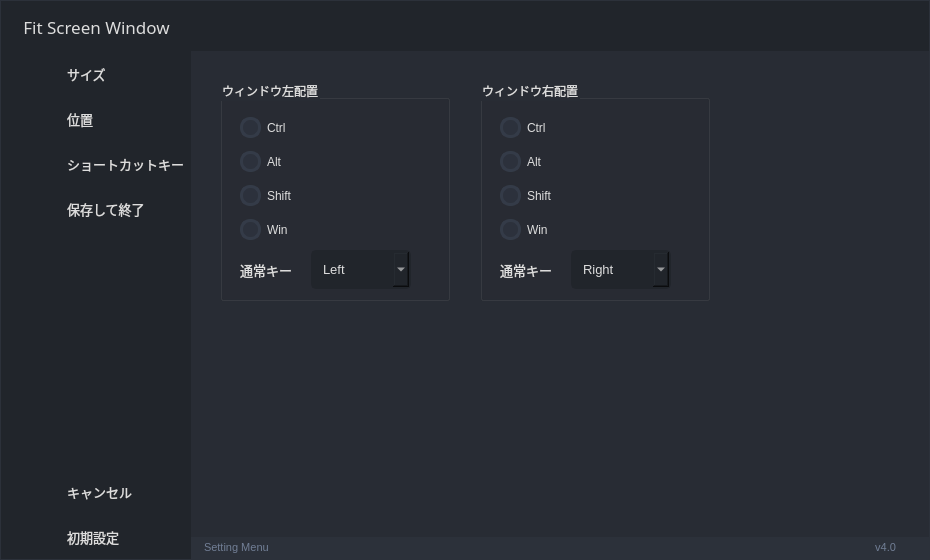
Before: the Qt Designer form app/src/gui/configgui.ui in Kawaichi0228/FitScreenWindow, drawn with Qt 5.
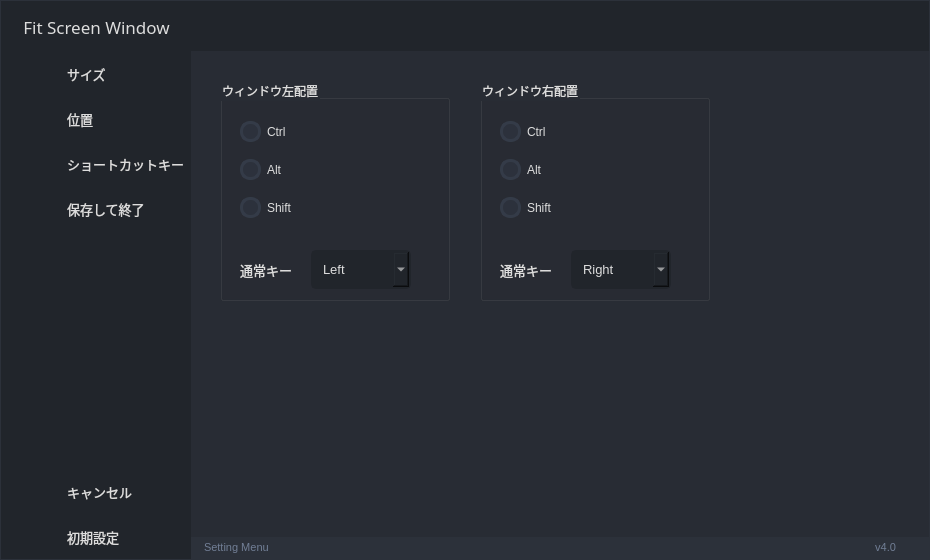
After: the same form once the commit is applied. The open tabs and pages were chosen to show the change. Icons and pictures are not drawn.

The edit to the form file:
```diff
--- a/app/src/gui/configgui.ui
+++ b/app/src/gui/configgui.ui
@@ -32,7 +32,6 @@
     <font>
      <family>Segoe UI</family>
      <pointsize>10</pointsize>
-     <weight>50</weight>
      <italic>false</italic>
      <bold>false</bold>
     </font>
@@ -1629,7 +1628,7 @@
                        <x>20</x>
                        <y>30</y>
                        <width>171</width>
-                       <height>141</height>
+                       <height>121</height>
                       </rect>
                      </property>
                      <layout class="QVBoxLayout" name="verticalLayout">
@@ -1672,19 +1671,6 @@
                         </property>
                        </widget>
                       </item>
-                      <item>
-                       <widget class="QCheckBox" name="checkBox_windowleft_mod_win">
-                        <property name="autoFillBackground">
-                         <bool>false</bool>
-                        </property>
-                        <property name="styleSheet">
-                         <string notr="true"/>
-                        </property>
-                        <property name="text">
-                         <string>Win</string>
-                        </property>
-                       </widget>
-                      </item>
                      </layout>
                     </widget>
                     <widget class="QWidget" name="horizontalLayoutWidget_3">
@@ -1885,7 +1871,7 @@
                        <x>20</x>
                        <y>30</y>
                        <width>171</width>
-                       <height>141</height>
+                       <height>121</height>
                       </rect>
                      </property>
                      <layout class="QVBoxLayout" name="verticalLayout_4">
@@ -1928,19 +1914,6 @@
                         </property>
                        </widget>
                       </item>
-                      <item>
-                       <widget class="QCheckBox" name="checkBox_windowright_mod_win">
-                        <property name="autoFillBackground">
-                         <bool>false</bool>
-                        </property>
-                        <property name="styleSheet">
-                         <string notr="true"/>
-                        </property>
-                        <property name="text">
-                         <string>Win</string>
-                        </property>
-                       </widget>
-                      </item>
                      </layout>
                     </widget>
                     <widget class="QWidget" name="horizontalLayoutWidget_5">
```
Left out of the diff: 26 changed lines with no effect on the pictures.
